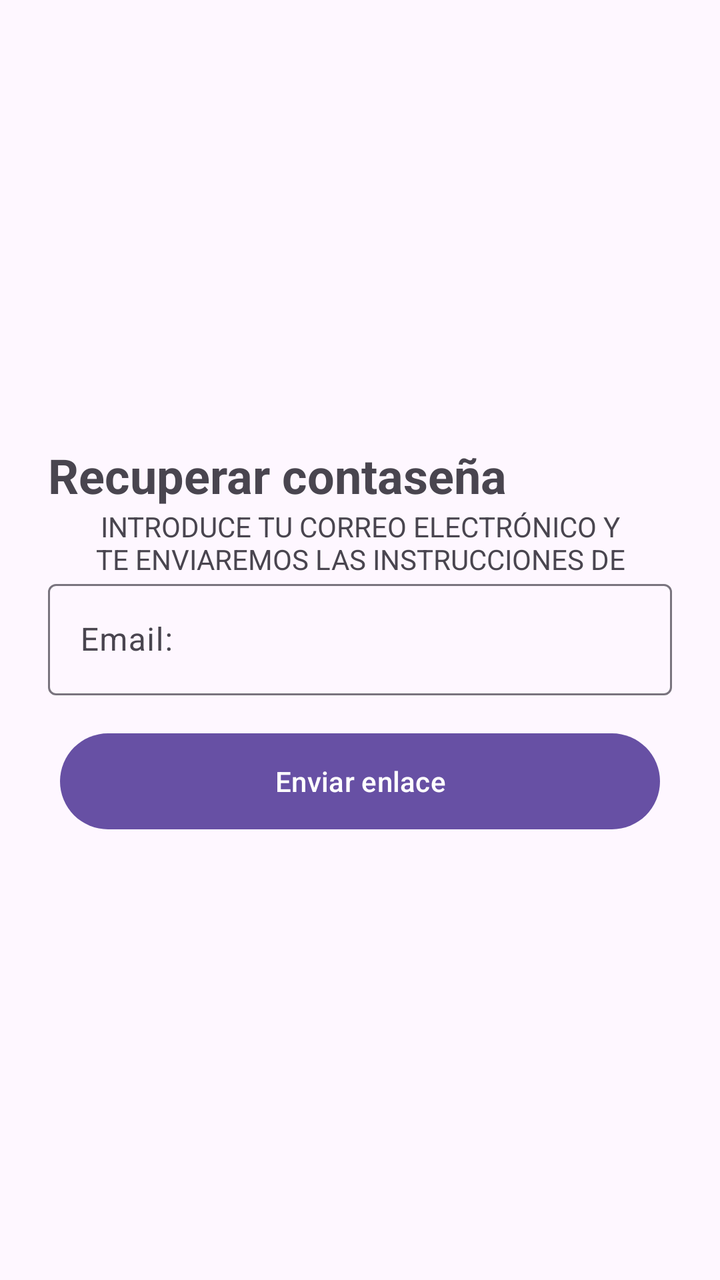
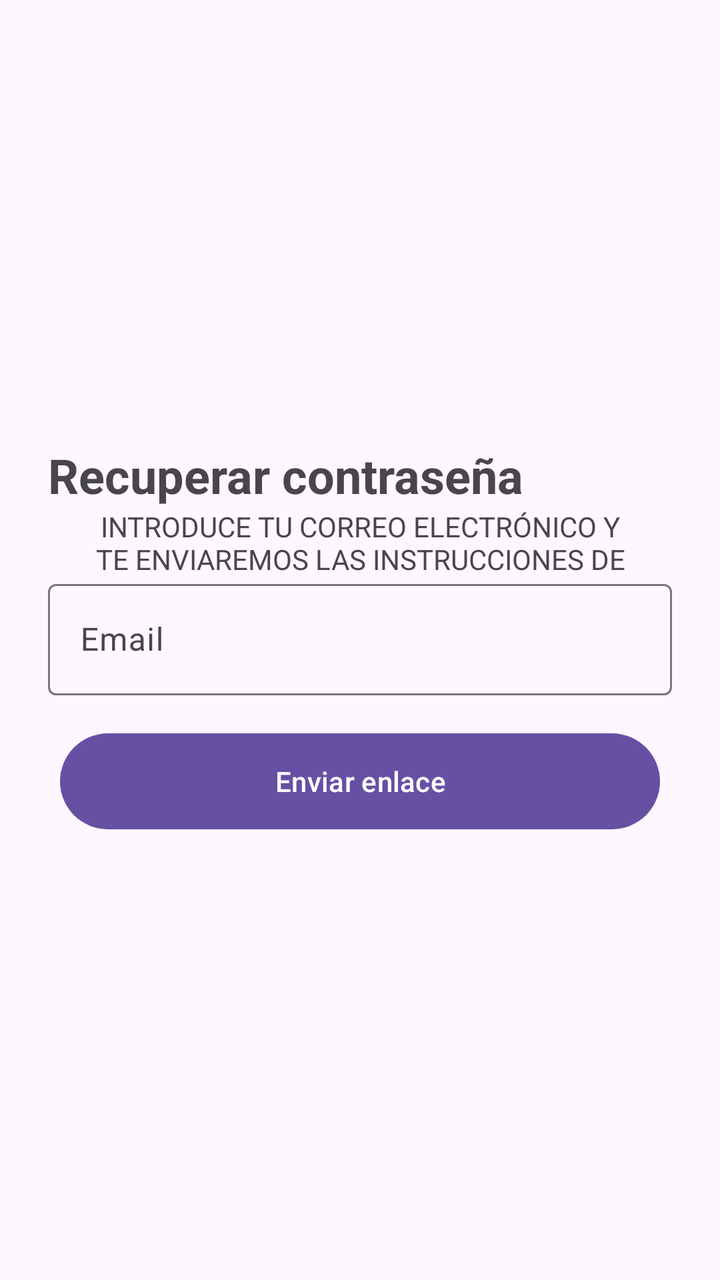

Screens rendered from an Android XML layout before and after an edit, with the pre-edit source and the edit as a unified diff.
<!-- AndroidManifest.xml: application theme Theme.CestaFamiliar -->
<!-- res/layout/activity_recu_password.xml -->
<?xml version="1.0" encoding="utf-8"?>
<LinearLayout xmlns:android="http://schemas.android.com/apk/res/android"
    xmlns:app="http://schemas.android.com/apk/res-auto"
    android:id="@+id/nombre"
    android:layout_width="match_parent"
    android:layout_height="match_parent"
    android:layout_gravity="end"
    android:gravity="center"
    android:orientation="vertical"
    android:padding="24dp">

    <TextView
        android:id="@+id/tvTitulo"
        android:layout_width="match_parent"
        android:layout_height="wrap_content"
        android:text="Recuperar contaseña"
        android:textSize="24sp"
        android:textStyle="bold" />

    <TextView
        android:id="@+id/tvRecuperarContraseña"
        android:layout_width="match_parent"
        android:layout_height="33dp"
        android:text="Introduce tu correo electrónico y te enviaremos las instrucciones de restablecimiento."
        android:textAlignment="center"
        android:textAllCaps="true" />

    <com.google.android.material.textfield.TextInputLayout
        android:layout_width="match_parent"
        android:layout_height="76dp"
        app:hintAnimationEnabled="false">

        <com.google.android.material.textfield.TextInputEditText
            android:id="@+id/tinputEmail"
            android:layout_width="match_parent"
            android:layout_height="wrap_content"
            android:hint="Email:"
            android:inputType="textEmailAddress" />
    </com.google.android.material.textfield.TextInputLayout>

    <Button
        android:id="@+id/button"
        android:layout_width="300dp"
        android:layout_height="56dp"
        android:text="Enviar enlace" />

</LinearLayout>
<!-- resources referenced by this layout -->
<resources>
  <style name="Theme.CestaFamiliar" parent="Base.Theme.CestaFamiliar" />
  <style name="Base.Theme.CestaFamiliar" parent="Theme.Material3.DayNight.NoActionBar">
          
          
      </style>
</resources>

<!-- the commit's change to res/layout/activity_recu_password.xml (unified diff, before → after) -->
@@ -1,7 +1,7 @@
 <?xml version="1.0" encoding="utf-8"?>
 <LinearLayout xmlns:android="http://schemas.android.com/apk/res/android"
     xmlns:app="http://schemas.android.com/apk/res-auto"
-    android:id="@+id/nombre"
+    android:id="@+id/layout_recu_password"
     android:layout_width="match_parent"
     android:layout_height="match_parent"
     android:layout_gravity="end"
@@ -10,38 +10,39 @@
     android:padding="24dp">
 
     <TextView
-        android:id="@+id/tvTitulo"
+        android:id="@+id/tv_titulo"
         android:layout_width="match_parent"
         android:layout_height="wrap_content"
-        android:text="Recuperar contaseña"
+        android:text="@string/title_recuperar"
         android:textSize="24sp"
         android:textStyle="bold" />
 
     <TextView
-        android:id="@+id/tvRecuperarContraseña"
+        android:id="@+id/tv_subtitulo"
         android:layout_width="match_parent"
         android:layout_height="33dp"
-        android:text="Introduce tu correo electrónico y te enviaremos las instrucciones de restablecimiento."
+        android:text="@string/subtitle_recuperar"
         android:textAlignment="center"
         android:textAllCaps="true" />
 
     <com.google.android.material.textfield.TextInputLayout
+        android:id="@+id/til_email"
         android:layout_width="match_parent"
         android:layout_height="76dp"
         app:hintAnimationEnabled="false">
 
         <com.google.android.material.textfield.TextInputEditText
-            android:id="@+id/tinputEmail"
+            android:id="@+id/et_email"
             android:layout_width="match_parent"
             android:layout_height="wrap_content"
-            android:hint="Email:"
+            android:hint="@string/hint_email"
             android:inputType="textEmailAddress" />
     </com.google.android.material.textfield.TextInputLayout>
 
     <Button
-        android:id="@+id/button"
+        android:id="@+id/btn_enviar_enlace"
         android:layout_width="300dp"
         android:layout_height="56dp"
-        android:text="Enviar enlace" />
+        android:text="@string/btn_enviar_enlace" />
 
 </LinearLayout>
<!-- resource entries referenced after the edit -->
@@ -1,5 +1,9 @@
 <!-- resources referenced by this layout -->
 <resources>
+  <string name="btn_enviar_enlace">Enviar enlace</string>
+  <string name="hint_email">Email</string>
+  <string name="subtitle_recuperar">Introduce tu correo electrónico y te enviaremos las instrucciones de restablecimiento.</string>
+  <string name="title_recuperar">Recuperar contraseña</string>
   <style name="Theme.CestaFamiliar" parent="Base.Theme.CestaFamiliar" />
   <style name="Base.Theme.CestaFamiliar" parent="Theme.Material3.DayNight.NoActionBar">
           
